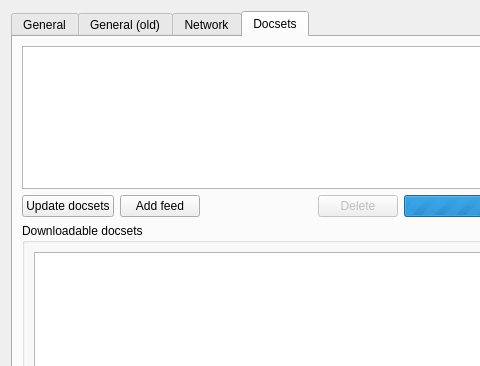
zealdocs/zeal, file src/ui/forms/settingsdialog.ui: the form before one commit; both pictures show x 0 to 480 and y 0 to 366 of the 624 by 505 pixel window.
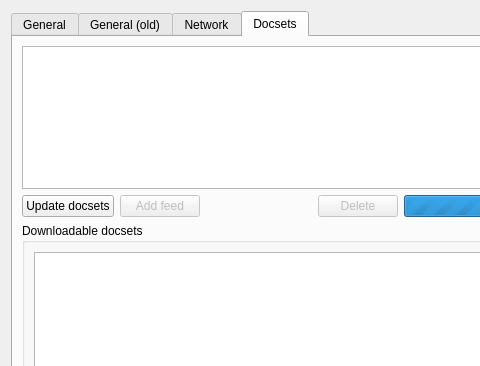
The form after the commit. The open tabs and pages were chosen to show the change. Custom widgets are drawn as their Qt base class.

The edit to the form file:
```diff
--- a/src/ui/forms/settingsdialog.ui
+++ b/src/ui/forms/settingsdialog.ui
@@ -390,6 +390,9 @@
          </item>
          <item>
           <widget class="QPushButton" name="addFeedButton">
+           <property name="enabled">
+            <bool>false</bool>
+           </property>
            <property name="text">
             <string>Add feed</string>
            </property>
```
